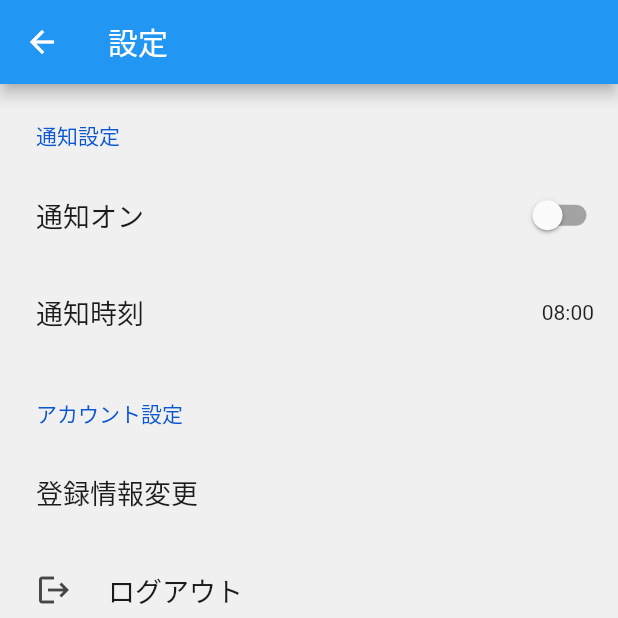
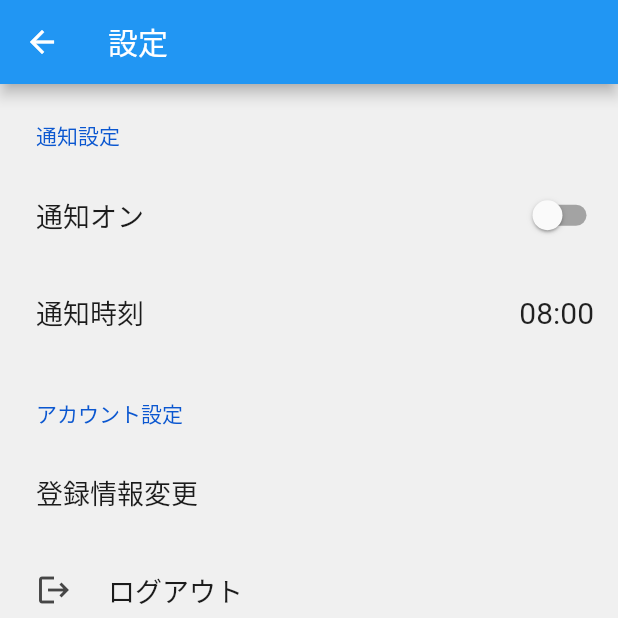
Before and after one commit to HayatoYagi/health_check, a Flutter app: the SettingsPage screen opened directly, on a phone screen of 412 x 824 dp, the top half of it. Run offline on Flutter 3.47's test engine with Material 2 defaults, Android fonts, the light colour scheme and no system bars; drawn by our look-alikes of settings_ui; our stand-ins replace cloud_firestore, firebase_auth, firebase_core, flutter_local_notifications, flutter_native_timezone, freezed_annotation and 5 more; accounts and stored records are empty.

Commit message:
Update font size

```diff
--- a/lib/ui/settings/settings_page.dart
+++ b/lib/ui/settings/settings_page.dart
@@ -228,7 +228,11 @@ class _SettingsPage extends State<SettingsPage> {
                     SettingsTile(
                       title: const Text("通知時刻"),
                       trailing: Text(
-                          '${_notificationTime.hour.toString().padLeft(2, '0')}:${_notificationTime.minute.toString().padLeft(2, '0')}'),
+                        '${_notificationTime.hour.toString().padLeft(2, '0')}:${_notificationTime.minute.toString().padLeft(2, '0')}',
+                        style: const TextStyle(
+                          fontSize: 20,
+                        ),
+                      ),
                       onPressed: (BuildContext context) async {
                         TimeOfDay? value = await showTimePicker(
                           context: context,
```
